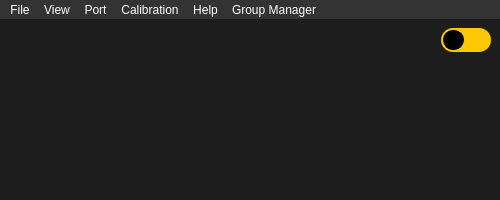
Before: the Qt Designer form multibench/mainwindow.ui in IlyaZh/Maiman-MCBS, drawn with Qt 5.
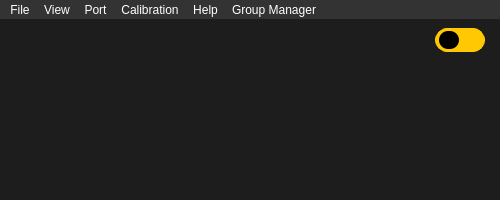
After: the same form once the commit is applied.

The edit to the form file:
```diff
--- a/multibench/mainwindow.ui
+++ b/multibench/mainwindow.ui
@@ -31,23 +31,12 @@
    <string>MainWindow</string>
   </property>
   <property name="styleSheet">
-   <string notr="true">* {	
-	background:#1D1D1D;
-	color: rgb(255, 255, 255);
-}
-
+   <string notr="true">
 QMainWindow *{	
 	background: #1D1D1D;
 	color: rgb(255, 255, 255);
 }
 
-QPushButton {
-	color: rgb(255, 255, 255);
-	background-color: #1D1D1D;
-	border: 1px solid #999999;
-	border-radius: 4px;
-	padding: 4px;
-}
 /*
 QMenu:checked {
 	color: rgb(150, 150, 150);
@@ -78,108 +67,7 @@
     </font>
    </property>
    <layout class="QGridLayout" name="gridLayout_2">
-    <item row="0" column="0">
-     <spacer name="horizontalSpacer">
-      <property name="orientation">
-       <enum>Qt::Horizontal</enum>
-      </property>
-      <property name="sizeType">
-       <enum>QSizePolicy::Expanding</enum>
-      </property>
-      <property name="sizeHint" stdset="0">
-       <size>
-        <width>40</width>
-        <height>20</height>
-       </size>
-      </property>
-     </spacer>
-    </item>
-    <item row="2" column="2">
-     <spacer name="verticalSpacer">
-      <property name="orientation">
-       <enum>Qt::Vertical</enum>
-      </property>
-      <property name="sizeHint" stdset="0">
-       <size>
-        <width>0</width>
-        <height>40</height>
-       </size>
-      </property>
-     </spacer>
-    </item>
-    <item row="0" column="1">
-     <widget class="QCheckBox" name="switchStyle">
-      <property name="sizePolicy">
-       <sizepolicy hsizetype="Fixed" vsizetype="Fixed">
-        <horstretch>0</horstretch>
-        <verstretch>0</verstretch>
-       </sizepolicy>
-      </property>
-      <property name="maximumSize">
-       <size>
-        <width>50</width>
-        <height>24</height>
-       </size>
-      </property>
-      <property name="styleSheet">
-       <string notr="true">QCheckBox{
-        background-color: #ffc803;
-        border-radius: 12px;
-        border: 0px solid #000000;
-        width: 50px;
-        height: 24px;
-}    
-QCheckBox::indicator {
-        width: 20px;
-        height: 20px;
-    }
-
-    QCheckBox::indicator::unchecked {
-        background-color: #ffc803;
-        border-radius: 12px;
-        border: 1px solid #000000;
-    }
-
-    QCheckBox::indicator::checked {
-        background-color: #353535;
-        border-radius: 12px;
-        border: 1px solid #666666;
-    }
-
-    QCheckBox::indicator::unchecked {
-        /*position: absolute;*/
-        left: 2px;
-        content: &quot;&quot;;
-        width: 19px;
-        height: 18px;
-        background-color: #000000;
-        border-radius: 10px;
-        transition: all 0.3s;
-    }
-
-    QCheckBox::indicator::checked {
-        /*position: absolute;*/
-        left: 26px;
-        content: &quot;&quot;;
-        width: 19px;
-        height: 18px;
-        background-color: #ffc803;
-        border-radius: 10px;
-        transition: all 0.3s;
-    }</string>
-      </property>
-      <property name="iconSize">
-       <size>
-        <width>20</width>
-        <height>20</height>
-       </size>
-      </property>
-      <property name="checked">
-       <bool>false</bool>
-      </property>
-     </widget>
-    </item>
-    <item row="1" column="0" rowspan="2" colspan="2">
+    <item row="1" column="0" rowspan="2" colspan="3">
      <widget class="QScrollArea" name="scrollArea">
       <property name="sizePolicy">
        <sizepolicy hsizetype="MinimumExpanding" vsizetype="Minimum">
@@ -223,6 +111,95 @@
       </widget>
      </widget>
     </item>
+    <item row="0" column="0">
+     <spacer name="horizontalSpacer">
+      <property name="orientation">
+       <enum>Qt::Horizontal</enum>
+      </property>
+      <property name="sizeType">
+       <enum>QSizePolicy::Expanding</enum>
+      </property>
+      <property name="sizeHint" stdset="0">
+       <size>
+        <width>40</width>
+        <height>20</height>
+       </size>
+      </property>
+     </spacer>
+    </item>
+    <item row="2" column="3">
+     <spacer name="verticalSpacer">
+      <property name="orientation">
+       <enum>Qt::Vertical</enum>
+      </property>
+      <property name="sizeHint" stdset="0">
+       <size>
+        <width>0</width>
+        <height>40</height>
+       </size>
+      </property>
+     </spacer>
+    </item>
+    <item row="0" column="1">
+     <widget class="QSlider" name="horizontalSlider">
+      <property name="sizePolicy">
+       <sizepolicy hsizetype="Fixed" vsizetype="Fixed">
+        <horstretch>0</horstretch>
+        <verstretch>0</verstretch>
+       </sizepolicy>
+      </property>
+      <property name="styleSheet">
+       <string notr="true">        QSlider{
+        background-color: #ffc803;
+        border-radius: 12px;
+        border: 1px solid #ffc803;
+        width: 48px;
+        height: 22px;
+        }
+
+        QSlider::groove:horizontal {
+        border: 1px solid #ffc803;
+        height: 18px;
+        border-radius: 9px;
+        background: #ffc803;
+        margin-left: 2px;
+        margin-right: 2px;
+        }
+
+        QSlider::handle:horizontal {
+        background:  #000000;
+        border: 0px solid #000000;
+        width: 20px;
+        height: 19px;
+        border-radius: 9px;
+        }</string>
+      </property>
+      <property name="maximum">
+       <number>1</number>
+      </property>
+      <property name="pageStep">
+       <number>1</number>
+      </property>
+      <property name="sliderPosition">
+       <number>0</number>
+      </property>
+      <property name="tracking">
+       <bool>true</bool>
+      </property>
+      <property name="orientation">
+       <enum>Qt::Horizontal</enum>
+      </property>
+      <property name="invertedAppearance">
+       <bool>false</bool>
+      </property>
+      <property name="invertedControls">
+       <bool>false</bool>
+      </property>
+      <property name="tickPosition">
+       <enum>QSlider::NoTicks</enum>
+      </property>
+     </widget>
+    </item>
    </layout>
   </widget>
   <widget class="QMenuBar" name="menubar">
```
Left out of the diff: 4 changed lines with no effect on the pictures.
